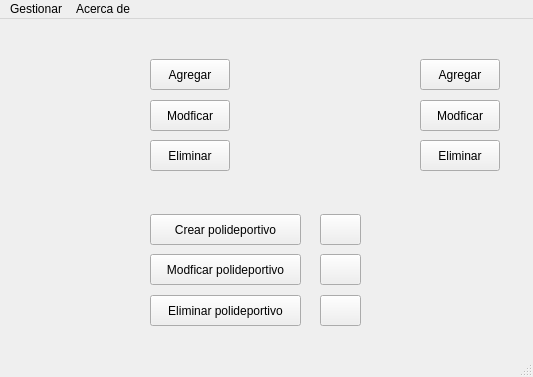
The window that interfaz/Archivos_UI/ventana_principal.ui (Krysthyan/Gestion_polideportivo) describes before a commit, drawn with Qt 5.
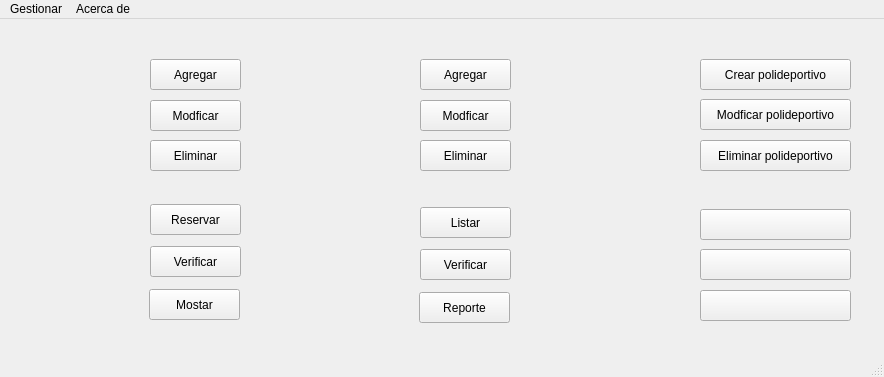
The same window after the commit. Icons and pictures are not drawn.

Patch:
```diff
--- a/interfaz/Archivos_UI/ventana_principal.ui
+++ b/interfaz/Archivos_UI/ventana_principal.ui
@@ -6,7 +6,7 @@
    <rect>
     <x>0</x>
     <y>0</y>
-    <width>533</width>
+    <width>884</width>
     <height>377</height>
    </rect>
   </property>
@@ -49,7 +49,7 @@
      <rect>
       <x>150</x>
       <y>40</y>
-      <width>80</width>
+      <width>91</width>
       <height>31</height>
      </rect>
     </property>
@@ -62,7 +62,7 @@
      <rect>
       <x>150</x>
       <y>81</y>
-      <width>80</width>
+      <width>91</width>
       <height>31</height>
      </rect>
     </property>
@@ -75,7 +75,7 @@
      <rect>
       <x>150</x>
       <y>121</y>
-      <width>80</width>
+      <width>91</width>
       <height>31</height>
      </rect>
     </property>
@@ -88,7 +88,7 @@
      <rect>
       <x>420</x>
       <y>121</y>
-      <width>80</width>
+      <width>91</width>
       <height>31</height>
      </rect>
     </property>
@@ -101,7 +101,7 @@
      <rect>
       <x>420</x>
       <y>81</y>
-      <width>80</width>
+      <width>91</width>
       <height>31</height>
      </rect>
     </property>
@@ -136,7 +136,7 @@
      <rect>
       <x>420</x>
       <y>40</y>
-      <width>80</width>
+      <width>91</width>
       <height>31</height>
      </rect>
     </property>
@@ -147,8 +147,8 @@
    <widget class="QPushButton" name="btn_agregar_pol">
     <property name="geometry">
      <rect>
-      <x>150</x>
-      <y>195</y>
+      <x>700</x>
+      <y>40</y>
       <width>151</width>
       <height>31</height>
      </rect>
@@ -160,8 +160,8 @@
    <widget class="QPushButton" name="btn_eliminar_pol">
     <property name="geometry">
      <rect>
-      <x>150</x>
-      <y>276</y>
+      <x>700</x>
+      <y>121</y>
       <width>151</width>
       <height>31</height>
      </rect>
@@ -173,8 +173,8 @@
    <widget class="QLabel" name="label_3">
     <property name="geometry">
      <rect>
-      <x>30</x>
-      <y>195</y>
+      <x>580</x>
+      <y>40</y>
       <width>101</width>
       <height>111</height>
      </rect>
@@ -195,8 +195,8 @@
    <widget class="QPushButton" name="btn_modificar_pol">
     <property name="geometry">
      <rect>
-      <x>150</x>
-      <y>235</y>
+      <x>700</x>
+      <y>80</y>
       <width>151</width>
       <height>31</height>
      </rect>
@@ -208,9 +208,9 @@
    <widget class="QPushButton" name="btn_add_espacio">
     <property name="geometry">
      <rect>
-      <x>320</x>
-      <y>195</y>
-      <width>41</width>
+      <x>700</x>
+      <y>190</y>
+      <width>151</width>
       <height>31</height>
      </rect>
     </property>
@@ -235,9 +235,9 @@
    <widget class="QPushButton" name="btn_del_espacio">
     <property name="geometry">
      <rect>
-      <x>320</x>
-      <y>276</y>
-      <width>41</width>
+      <x>700</x>
+      <y>271</y>
+      <width>151</width>
       <height>31</height>
      </rect>
     </property>
@@ -253,9 +253,9 @@
    <widget class="QPushButton" name="btn_mod_espacio">
     <property name="geometry">
      <rect>
-      <x>320</x>
-      <y>235</y>
-      <width>41</width>
+      <x>700</x>
+      <y>230</y>
+      <width>151</width>
       <height>31</height>
      </rect>
     </property>
@@ -268,13 +268,139 @@
      </iconset>
     </property>
    </widget>
+   <widget class="QLabel" name="label_4">
+    <property name="geometry">
+     <rect>
+      <x>10</x>
+      <y>180</y>
+      <width>131</width>
+      <height>131</height>
+     </rect>
+    </property>
+    <property name="text">
+     <string/>
+    </property>
+    <property name="pixmap">
+     <pixmap resource="../../Imagenes/img.qrc">:/N9Pp1PA - Imgur.png</pixmap>
+    </property>
+   </widget>
+   <widget class="QPushButton" name="btn_reservar">
+    <property name="geometry">
+     <rect>
+      <x>150</x>
+      <y>185</y>
+      <width>91</width>
+      <height>31</height>
+     </rect>
+    </property>
+    <property name="text">
+     <string>Reservar</string>
+    </property>
+   </widget>
+   <widget class="QPushButton" name="btn_verificar_reserva">
+    <property name="geometry">
+     <rect>
+      <x>150</x>
+      <y>227</y>
+      <width>91</width>
+      <height>31</height>
+     </rect>
+    </property>
+    <property name="text">
+     <string>Verificar</string>
+    </property>
+   </widget>
+   <widget class="QPushButton" name="btn_mostar_reserva">
+    <property name="geometry">
+     <rect>
+      <x>149</x>
+      <y>270</y>
+      <width>91</width>
+      <height>31</height>
+     </rect>
+    </property>
+    <property name="text">
+     <string>Mostar</string>
+    </property>
+   </widget>
+   <widget class="QLabel" name="label_5">
+    <property name="geometry">
+     <rect>
+      <x>290</x>
+      <y>180</y>
+      <width>131</width>
+      <height>131</height>
+     </rect>
+    </property>
+    <property name="text">
+     <string/>
+    </property>
+    <property name="pixmap">
+     <pixmap resource="../../Imagenes/img.qrc">:/RFQv5iR - Imgur.png</pixmap>
+    </property>
+   </widget>
+   <widget class="QPushButton" name="btn_listar_facturas">
+    <property name="geometry">
+     <rect>
+      <x>420</x>
+      <y>188</y>
+      <width>91</width>
+      <height>31</height>
+     </rect>
+    </property>
+    <property name="text">
+     <string>Listar</string>
+    </property>
+   </widget>
+   <widget class="QPushButton" name="btn_reporte_facturas">
+    <property name="geometry">
+     <rect>
+      <x>419</x>
+      <y>273</y>
+      <width>91</width>
+      <height>31</height>
+     </rect>
+    </property>
+    <property name="text">
+     <string>Reporte</string>
+    </property>
+   </widget>
+   <widget class="QPushButton" name="btn_verificar_facturas">
+    <property name="geometry">
+     <rect>
+      <x>420</x>
+      <y>230</y>
+      <width>91</width>
+      <height>31</height>
+     </rect>
+    </property>
+    <property name="text">
+     <string>Verificar</string>
+    </property>
+   </widget>
+   <widget class="QLabel" name="label_6">
+    <property name="geometry">
+     <rect>
+      <x>570</x>
+      <y>181</y>
+      <width>131</width>
+      <height>131</height>
+     </rect>
+    </property>
+    <property name="text">
+     <string/>
+    </property>
+    <property name="pixmap">
+     <pixmap resource="../../Imagenes/img.qrc">:/b9CfqZR - Imgur.png</pixmap>
+    </property>
+   </widget>
   </widget>
   <widget class="QMenuBar" name="menubar">
    <property name="geometry">
     <rect>
      <x>0</x>
      <y>0</y>
-     <width>533</width>
+     <width>884</width>
      <height>19</height>
     </rect>
    </property>
```
